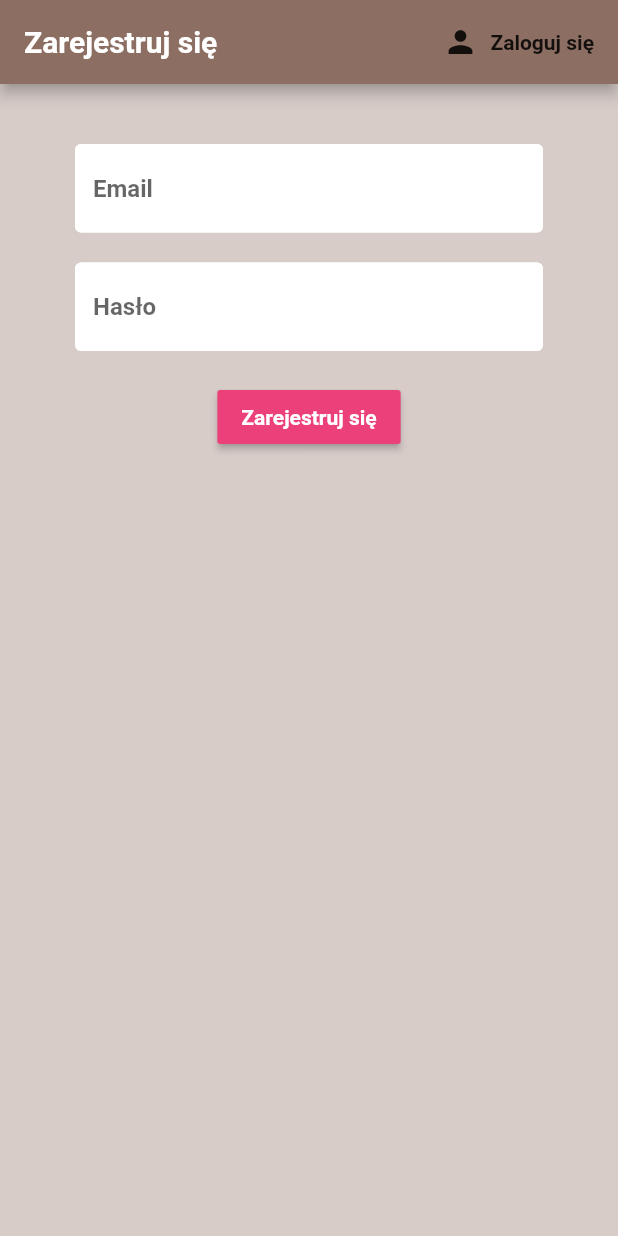
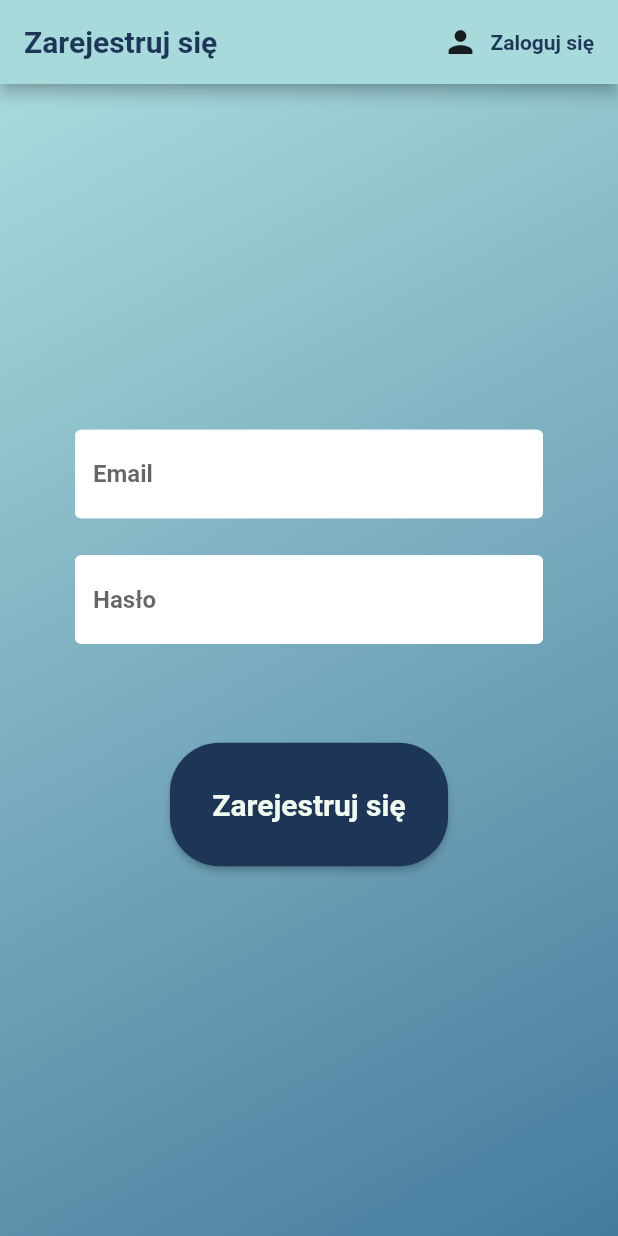
Before and after one commit to maksymiliangajewski/inz_pills, a Flutter app: the screen it shows after launch, after a tap on "Zaloguj się", after a tap on "Zarejestruj się", on a phone screen of 412 x 824 dp. Run offline on Flutter 3.47's test engine with Material 2 defaults, Android fonts, the phone set to English and light mode, and no system bars; our stand-ins replace cloud_firestore, firebase_auth, firebase_core, flutter_local_notifications, flutter_spinkit, fluttertoast and 5 more; missing offline and left inert: calendar_time, expansion_card, geocoder; accounts and stored records are empty; Roboto replaces fonts that are missing (Alata).

Commit message:
new login and register screens view

```diff
--- a/lib/Authenticate/Register.dart
+++ b/lib/Authenticate/Register.dart
@@ -29,39 +29,58 @@ class _RegisterState extends State<Register> {
     return loading
         ? Loading()
         : Scaffold(
-            backgroundColor: Colors.brown[100],
             appBar: AppBar(
-              backgroundColor: Colors.brown[400],
-              title: Text(StringAssets.register),
+              backgroundColor: AppColors.powderBlue,
+              title: Text(
+                StringAssets.register,
+                style: TextStyle(color: AppColors.prussianBlue),
+              ),
               actions: [
                 FlatButton.icon(
                     onPressed: () {
                       widget.toggleView();
                     },
                     icon: Icon(Icons.person),
-                    label: Text(StringAssets.signIn))
+                    label: Text(
+                      StringAssets.signIn,
+                      style: TextStyle(color: AppColors.prussianBlue),
+                    ))
               ],
             ),
             body: Container(
+              decoration: BoxDecoration(
+                gradient: LinearGradient(
+                    begin: Alignment.topLeft,
+                    end: Alignment.bottomRight,
+                    colors: [AppColors.powderBlue, AppColors.caladonBlue]),
+                color: AppColors.honeydew,
+              ),
               padding: EdgeInsets.symmetric(horizontal: 50, vertical: 20),
-              child: Form(
+              child: Column(
+                mainAxisAlignment: MainAxisAlignment.center,
+                children: [
+                  Form(
                     key: _formKey,
                     child: Column(
                       children: [
-                    SizedBox(height: 20),
                         TextFormField(
                           decoration: textInputDecoration(StringAssets.email),
-                      validator: (val) => val.isEmpty ? StringAssets.enterEmail : null,
+                          validator: (val) =>
+                              val.isEmpty ? StringAssets.enterEmail : null,
                           onChanged: (val) {
                             setState(() {
                               email = val;
                             });
                           },
                         ),
-                    SizedBox(height: 20),
+                        SizedBox(
+                            height: MediaQuery.of(context).size.height * 0.03),
                         TextFormField(
-                      decoration: textInputDecoration(StringAssets.password),
-                      validator: (val) => val.length < 6 ? StringAssets.enterLongerPassword : null,
+                          decoration:
+                              textInputDecoration(StringAssets.password),
+                          validator: (val) => val.length < 6
+                              ? StringAssets.enterLongerPassword
+                              : null,
                           obscureText: true,
                           onChanged: (val) {
                             setState(() {
@@ -69,12 +88,19 @@ class _RegisterState extends State<Register> {
                             });
                           },
                         ),
-                    SizedBox(height: 20),
-                    RaisedButton(
-                        color: Colors.pink[400],
+                        SizedBox(
+                            height: MediaQuery.of(context).size.height * 0.08),
+                        SizedBox(
+                          height: MediaQuery.of(context).size.height * 0.1,
+                          width: MediaQuery.of(context).size.width * 0.45,
+                          child: RaisedButton(
+                              shape: RoundedRectangleBorder(
+                                  borderRadius:
+                                      new BorderRadius.circular(33.0)),
+                              color: AppColors.prussianBlue,
                               child: Text(
                                 StringAssets.register,
-                          style: TextStyle(color: Colors.white),
+                                style: TextStyle(color: AppColors.honeydew, fontSize: 20),
                               ),
                               onPressed: () async {
                                 if (_formKey.currentState.validate()) {
@@ -82,18 +108,24 @@ class _RegisterState extends State<Register> {
                                     loading = true;
                                   });
                                   dynamic result =
-                                await _auth.registerWithEmailAndPassword(email, password);
+                                      await _auth.registerWithEmailAndPassword(
+                                          email, password);
                                   if (result == null) {
                                     setState(() {
-                                error = StringAssets.pleaseSupplyValidCredentials;
+                                      error = StringAssets
+                                          .pleaseSupplyValidCredentials;
                                       loading = false;
                                     });
                                   } else {
-                              Navigator.push(context, MaterialPageRoute(builder: (context) => UserEditPanel()));
+                                    Navigator.push(
+                                        context,
+                                        MaterialPageRoute(
+                                            builder: (context) =>
+                                                UserEditPanel()));
                                   }
                                 }
                               }),
-                    SizedBox(height: 12),
+                        ),
                         Text(
                           error,
                           style: TextStyle(color: Colors.red, fontSize: 14),
@@ -101,6 +133,8 @@ class _RegisterState extends State<Register> {
                       ],
                     ),
                   ),
+                ],
+              ),
             ),
           );
   }
--- a/lib/Authenticate/SignIn.dart
+++ b/lib/Authenticate/SignIn.dart
@@ -1,6 +1,7 @@
 import 'package:flutter/material.dart';
 import 'package:inz_pills/Services/Auth.dart';
 import 'package:inz_pills/Utils/Colors.dart';
+import 'package:inz_pills/Utils/Loading.dart';
 import 'package:inz_pills/Utils/StringAssets.dart';
 
 class SignIn extends StatefulWidget {
@@ -23,40 +24,59 @@ class _SignInState extends State<SignIn> {
 
   @override
   Widget build(BuildContext context) {
-    return Scaffold(
-      backgroundColor: Colors.brown[100],
+    return loading
+        ? Loading()
+        : Scaffold(
             appBar: AppBar(
-        backgroundColor: Colors.brown[400],
-        title: Text(StringAssets.signIn),
+              backgroundColor: AppColors.powderBlue,
+              title: Text(
+                StringAssets.signIn,
+                style: TextStyle(color: AppColors.prussianBlue),
+              ),
               actions: [
                 FlatButton.icon(
                     onPressed: () {
                       widget.toggleView();
                     },
                     icon: Icon(Icons.person),
-              label: Text(StringAssets.register))
+                    label: Text(StringAssets.register,
+                        style: TextStyle(color: AppColors.prussianBlue)))
               ],
             ),
             body: Container(
+              decoration: BoxDecoration(
+                gradient: LinearGradient(
+                    begin: Alignment.topLeft,
+                    end: Alignment.bottomRight,
+                    colors: [AppColors.powderBlue, AppColors.caladonBlue]),
+                color: AppColors.honeydew,
+              ),
               padding: EdgeInsets.symmetric(vertical: 20, horizontal: 50),
-        child: Form(
+              child: Column(
+                mainAxisAlignment: MainAxisAlignment.center,
+                children: [
+                  Form(
                     key: _formKey,
                     child: Column(
                       children: [
-              SizedBox(height: 20),
                         TextFormField(
                           decoration: textInputDecoration(StringAssets.email),
-                validator: (val) => val.isEmpty ? StringAssets.enterEmail : null,
+                          validator: (val) =>
+                              val.isEmpty ? StringAssets.enterEmail : null,
                           onChanged: (val) {
                             setState(() {
                               email = val;
                             });
                           },
                         ),
-              SizedBox(height: 20),
+                        SizedBox(
+                            height: MediaQuery.of(context).size.height * 0.03),
                         TextFormField(
-                decoration: textInputDecoration(StringAssets.password),
-                validator: (val) => val.length < 6 ? StringAssets.enterLongerPassword : null,
+                          decoration:
+                              textInputDecoration(StringAssets.password),
+                          validator: (val) => val.length < 6
+                              ? StringAssets.enterLongerPassword
+                              : null,
                           obscureText: true,
                           onChanged: (val) {
                             setState(() {
@@ -64,28 +84,39 @@ class _SignInState extends State<SignIn> {
                             });
                           },
                         ),
-              SizedBox(height: 20),
-              RaisedButton(
-                  color: Colors.pink[400],
+                        SizedBox(
+                            height: MediaQuery.of(context).size.height * 0.08),
+                        SizedBox(
+                          height: MediaQuery.of(context).size.height * 0.1,
+                          width: MediaQuery.of(context).size.width * 0.45,
+                          child: RaisedButton(
+                              shape: RoundedRectangleBorder(
+                                  borderRadius:
+                                      new BorderRadius.circular(33.0)),
+                              color: AppColors.prussianBlue,
                               child: Text(
                                 StringAssets.signIn,
-                    style: TextStyle(color: Colors.white),
+                                style: TextStyle(
+                                    color: AppColors.honeydew, fontSize: 20),
                               ),
                               onPressed: () async {
                                 if (_formKey.currentState.validate()) {
                                   setState(() {
                                     loading = true;
                                   });
-                      dynamic result = await _auth.signInWithEmailAndPassword(email, password);
+                                  dynamic result =
+                                      await _auth.signInWithEmailAndPassword(
+                                          email, password);
                                   if (result == null) {
                                     setState(() {
-                          error = StringAssets.pleaseSupplyValidCredentials;
+                                      error = StringAssets
+                                          .pleaseSupplyValidCredentials;
                                       loading = false;
                                     });
                                   }
                                 }
                               }),
-              SizedBox(height: 12),
+                        ),
                         Text(
                           error,
                           style: TextStyle(color: Colors.red, fontSize: 14),
@@ -93,6 +124,8 @@ class _SignInState extends State<SignIn> {
                       ],
                     ),
                   ),
+                ],
+              ),
             ),
           );
   }
--- a/lib/Models/Dosage.dart
+++ b/lib/Models/Dosage.dart
@@ -14,7 +14,7 @@ class Dosage {
 
   String getDateTimeString() {
     DateTime date =
-        DateTime.fromMillisecondsSinceEpoch(takeTime.seconds * 1000).add(Duration(hours: 1));
+        DateTime.fromMillisecondsSinceEpoch(takeTime.seconds * 1000);
     final scheduledTakeTime = tz.TZDateTime.from(date, tz.local);
     final formatter = new DateFormat('HH:mm dd.MM.yyyy');
     return formatter.format(scheduledTakeTime);
```
Lines whose indentation alone changed are shown as unchanged.
